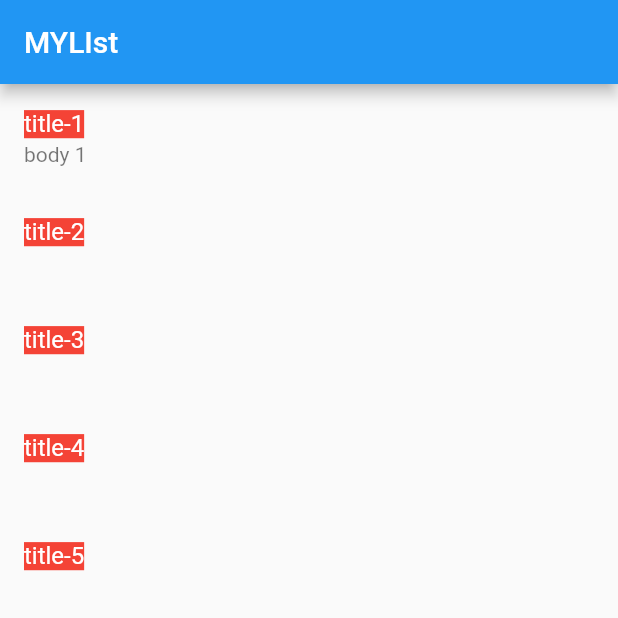
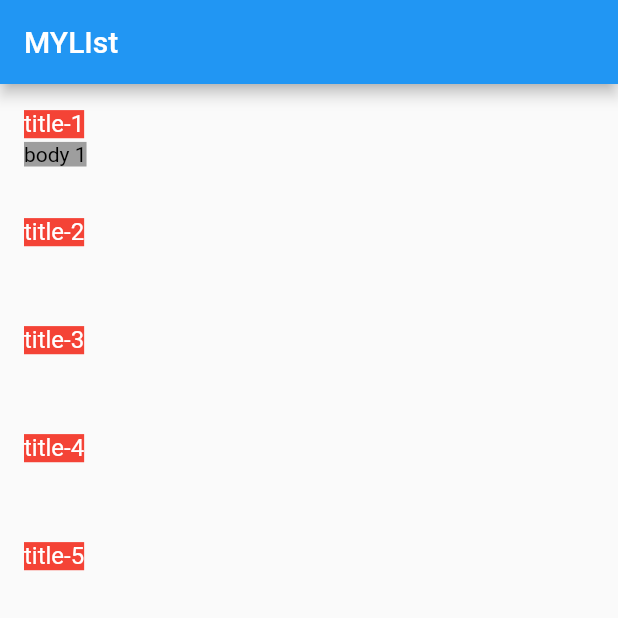
Before and after one commit to Kartik-Excellence/assignment1, a Flutter app: the screen it shows after launch, after a tap on "title-1", on a phone screen of 412 x 824 dp, the top half of it. Run offline on Flutter 3.47's test engine with Material 2 defaults, Android fonts, the light colour scheme and no system bars.

Commit message:
update text layout

```diff
--- a/lib/screen/mylist.dart
+++ b/lib/screen/mylist.dart
@@ -63,7 +63,9 @@ class _MyListState extends State<MyList> {
                   },
                   subtitle: isprintBody(titleINdex, index)
                       ? Container(
-                          child: Text(body[titleINdex]),
+                          child: Text(body[titleINdex],
+                          style: TextStyle(backgroundColor: Colors.grey, color: Colors.black),
+                          ),
                         )
                       : Container(),
                 ),
```
